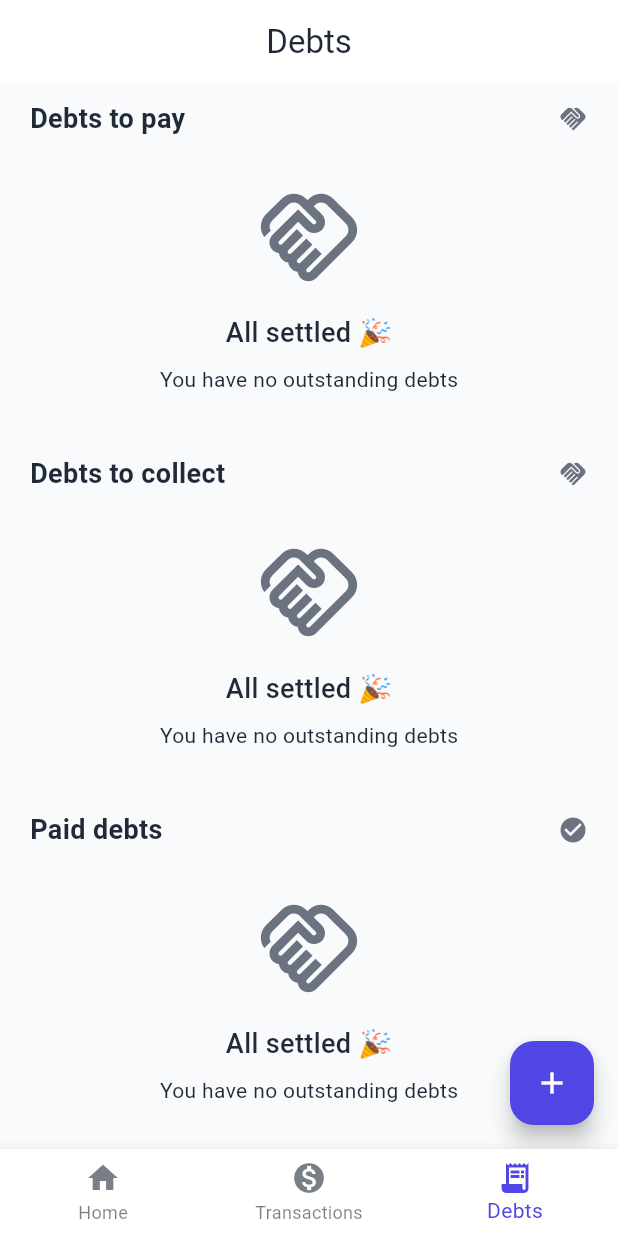
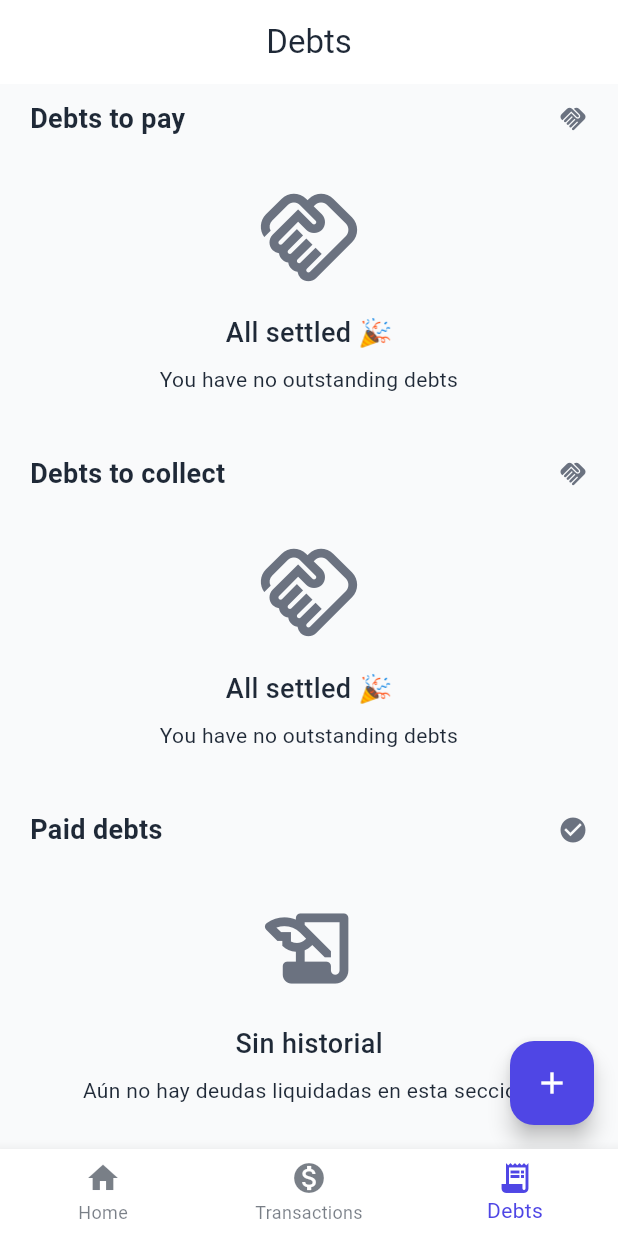
Before and after one commit to Visac95/money_move, a Flutter app: the screen it shows after launch, item 3 of the bottom bar chosen, on a phone screen of 412 x 824 dp. Run offline on Flutter 3.47's test engine with Material 3 defaults, Android fonts, the phone set to English and light mode, and no system bars; our stand-ins replace google_generative_ai, sqflite; accounts and stored records are empty.

Commit message:
lista de deudas listo

```diff
--- a/lib/widgets/lista_deudas_widget.dart
+++ b/lib/widgets/lista_deudas_widget.dart
@@ -109,8 +109,15 @@ class _ListaDeudasWidget extends State<ListaDeudasWidget> {
       ),
       child: InkWell(
         child: ClipRRect(
-          borderRadius: BorderRadius.circular(16),
-          child: IntrinsicHeight(
+          borderRadius: BorderRadius.only(
+            topLeft: Radius.circular(16),
+            topRight: Radius.circular(16),
+            bottomLeft: Radius.circular(0),
+            bottomRight: Radius.circular(0),
+          ),
+          child: Column(
+            children: [
+              IntrinsicHeight(
                 child: Row(
                   children: [
                     // 1. FRANJA LATERAL DE COLOR
@@ -119,7 +126,7 @@ class _ListaDeudasWidget extends State<ListaDeudasWidget> {
                     // 2. CONTENIDO PRINCIPAL
                     Expanded(
                       child: Padding(
-                    padding: const EdgeInsets.fromLTRB(16.0, 12, 16.0, 12),
+                        padding: const EdgeInsets.fromLTRB(16.0, 12, 16.0, 0),
                         child: Column(
                           crossAxisAlignment: CrossAxisAlignment.start,
                           children: [
@@ -140,7 +147,11 @@ class _ListaDeudasWidget extends State<ListaDeudasWidget> {
                                   ),
                                   child: Row(
                                     children: [
-                                  Icon(iconStatus, size: 12, color: mainColor),
+                                      Icon(
+                                        iconStatus,
+                                        size: 12,
+                                        color: mainColor,
+                                      ),
                                       const SizedBox(width: 4),
                                       Text(
                                         label,
@@ -192,7 +203,8 @@ class _ListaDeudasWidget extends State<ListaDeudasWidget> {
                                 // Textos centrales
                                 Expanded(
                                   child: Column(
-                                crossAxisAlignment: CrossAxisAlignment.start,
+                                    crossAxisAlignment:
+                                        CrossAxisAlignment.start,
                                     children: [
                                       Text(
                                         deuda.title,
@@ -254,24 +266,23 @@ class _ListaDeudasWidget extends State<ListaDeudasWidget> {
                               ],
                             ),
                             SizedBox(height: 5),
-                        ClipRRect(
-                          borderRadius: BorderRadius.circular(10),
-                          child: LinearProgressIndicator(
-                            value: porcentajePagado,
-                            minHeight: 5,
-                            backgroundColor:
-                                colorScheme.surfaceContainerHighest,
-                            valueColor: AlwaysStoppedAnimation<Color>(
-                              mainColor,
+                          ],
                         ),
                       ),
                     ),
                   ],
                 ),
               ),
+              ClipRRect(
+                borderRadius: BorderRadius.circular(10),
+                child: LinearProgressIndicator(
+                  value: porcentajePagado,
+                  minHeight: 5,
+                  backgroundColor: colorScheme.surfaceContainerHighest,
+                  valueColor: AlwaysStoppedAnimation<Color>(mainColor),
+                ),
               ),
             ],
-            ),
           ),
         ),
         onTap: () => Navigator.of(context).push(
@@ -361,19 +372,31 @@ class _ListaDeudasWidget extends State<ListaDeudasWidget> {
   Widget _buildEmptyState(ColorScheme colorScheme) {
     final strings = AppLocalizations.of(context)!;
 
+    // Lógica para decidir el texto y el icono según si estamos viendo pagadas o pendientes
+    String titulo;
+    String subtitulo;
+    IconData icono;
+
+    if (widget.pagada) {
+      // ESTADO VACÍO PARA HISTORIAL (PAGADAS)
+      titulo = "Sin historial";
+      subtitulo = "Aún no hay deudas liquidadas en esta sección.";
+      icono = Icons.history_edu_rounded; // Icono de historial
+    } else {
+      // ESTADO VACÍO PARA PENDIENTES (LO QUE TIENES AHORA)
+      titulo = strings.allAlrightDeudasText;
+      subtitulo = strings.noOutstandingDeudas;
+      icono = Icons.handshake_outlined;
+    }
+
     return Center(
       child: Column(
         mainAxisAlignment: MainAxisAlignment.center,
         children: [
-          Icon(
-            Icons.handshake_outlined,
-            size: 70,
-            // Usamos un color que se vea bien en fondo oscuro y claro (outline o surfaceVariant)
-            color: colorScheme.outline,
-          ),
+          Icon(icono, size: 70, color: colorScheme.outline),
           const SizedBox(height: 16),
           Text(
-            strings.allAlrightDeudasText,
+            titulo,
             style: TextStyle(
               color: colorScheme.onSurface,
               fontSize: 18,
@@ -382,8 +405,9 @@ class _ListaDeudasWidget extends State<ListaDeudasWidget> {
           ),
           const SizedBox(height: 8),
           Text(
-            strings.noOutstandingDeudas,
+            subtitulo,
             style: TextStyle(color: colorScheme.onSurfaceVariant, fontSize: 14),
+            textAlign: TextAlign.center,
           ),
         ],
       ),
```
Lines whose indentation alone changed are shown as unchanged.
